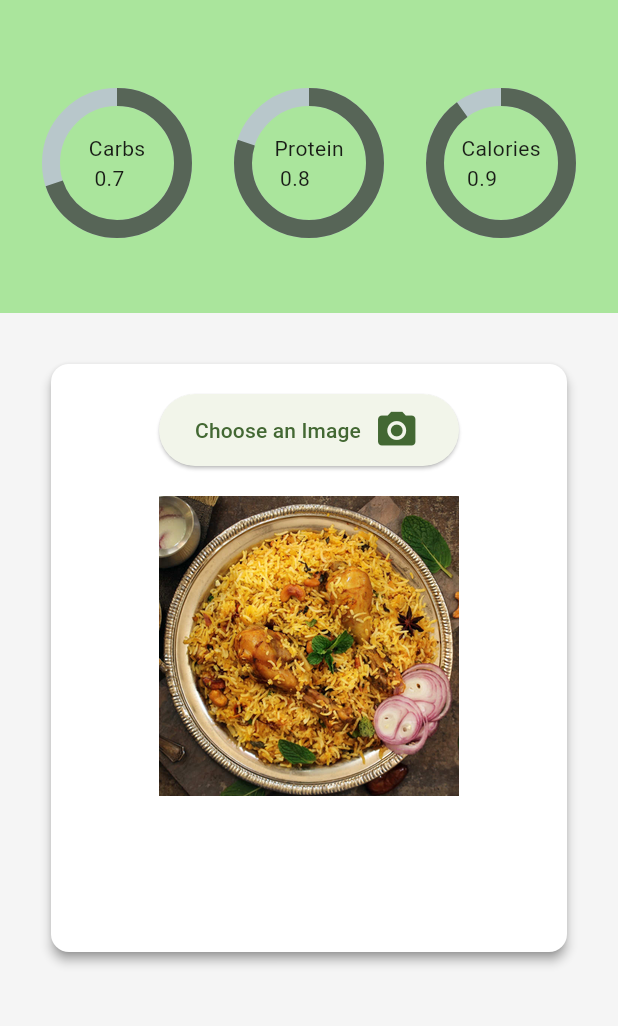
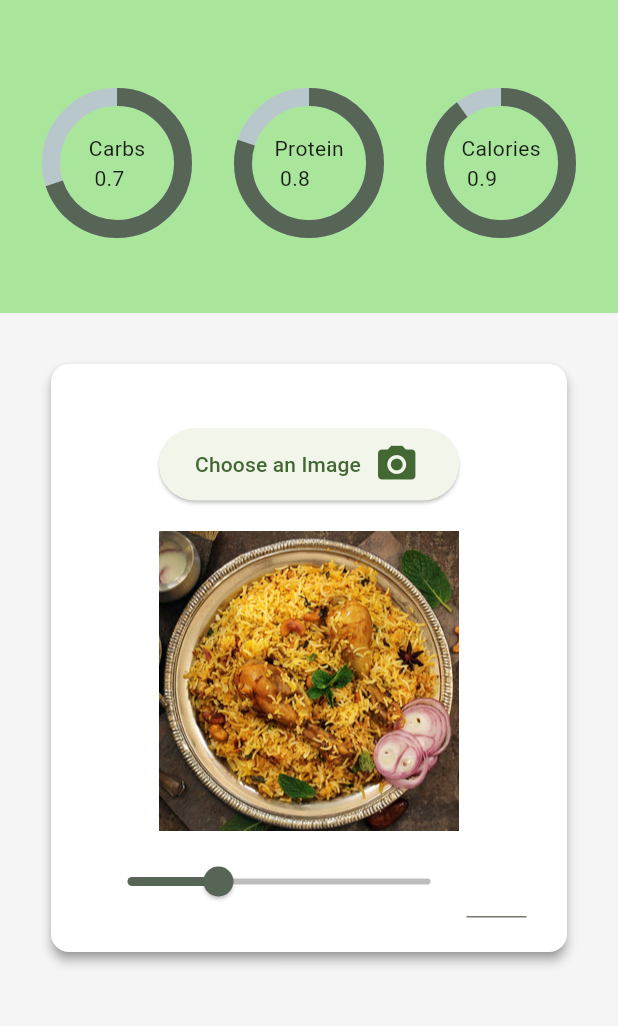
Before and after one commit to jerardh/nutrilens, a Flutter app: the screen it shows after launch, on a phone screen of 412 x 824 dp, the part 71-1097 px from its top. Run offline on Flutter 3.47's test engine with Material 3 defaults, Android fonts, the phone set to English and light mode, and no system bars; drawn by our look-alikes of percent_indicator; our stand-ins replace cloud_firestore, firebase_core, image_picker; accounts and stored records are empty.

Commit message:
Add Slider and textfield for Quantity Specification

```diff
--- /dev/null
+++ b/lib/ImageQuantity.dart
@@ -0,0 +1,38 @@
+import 'package:calorie_tracker/utils/AppColors.dart';
+import 'package:flutter/material.dart';
+
+class ImageQunatity extends StatefulWidget {
+  @override
+  State<StatefulWidget> createState() {
+    return ImageQuantityState();
+  }
+}
+
+class ImageQuantityState extends State<ImageQunatity> {
+  var _quantity = 0.3; //300 grams
+  @override
+  Widget build(BuildContext context) {
+    return (Row(
+      crossAxisAlignment: CrossAxisAlignment.center,
+      mainAxisAlignment: MainAxisAlignment.center,
+      children: [
+      SizedBox(
+        width: 250,
+        child: Slider(
+        value: _quantity,
+        activeColor: AppColors.primaryDarker,
+        inactiveColor: AppColors.divider,
+        onChanged: (double value) {
+          setState(() {
+            _quantity = value;
+          });
+        },
+      )
+      ),
+      SizedBox(
+        width: 40,
+        child: TextField(maxLength: 4,keyboardType: TextInputType.number,decoration: InputDecoration(counterText: "")),
+      )
+    ]));
+  }
+}
--- a/lib/home.dart
+++ b/lib/home.dart
@@ -13,9 +13,14 @@ class Home extends StatefulWidget {
 class HomeState extends State<Home> {
   @override
   Widget build(BuildContext context) {
-    return Column(children: [
+    return SingleChildScrollView(
+      child: Column(
+        crossAxisAlignment: CrossAxisAlignment.start,
+        mainAxisAlignment: MainAxisAlignment.start,
+        children: [
       SizedBox( child: Calorieinfo(),height: 200),
       picker.ImagePick()
-    ]);
+    ]),
+    );
   }
 }
--- a/lib/imagepick.dart
+++ b/lib/imagepick.dart
@@ -1,3 +1,4 @@
+import 'package:calorie_tracker/ImageQuantity.dart';
 import 'package:calorie_tracker/customButton.dart';
 import 'package:calorie_tracker/utils/AppColors.dart';
 import 'package:flutter/material.dart';
@@ -27,6 +28,8 @@ class ImagePickState extends State<ImagePick> {
                 shadowColor: AppColors.textSecondary,
                 color: Colors.white,
                 child: Column(
+                  mainAxisAlignment: MainAxisAlignment.center,
+                  crossAxisAlignment: CrossAxisAlignment.center,
                   children: [
                     SizedBox(height: 20),
                     SizedBox(
@@ -35,7 +38,9 @@ class ImagePickState extends State<ImagePick> {
                             onPressed: () => {getImage()},
                             child: Custombutton())),
                     SizedBox(height: 20),
-                    _img
+                    _img,
+                    SizedBox(height: 10),
+                    ImageQunatity()
                   ],
                 )))));
   }
--- a/lib/main.dart
+++ b/lib/main.dart
@@ -30,7 +30,7 @@ class MyApp extends StatelessWidget {
       home: Scaffold(
 
           appBar: AppBar(title: Heading(), backgroundColor: AppColors.primary),
-          body: Center(child: Home())),
+          body: Home()),
     );
   }
 }
```
Also changed, not shown: pubspec.yaml (+15 -0 lines), assets/images/logo.png (added), pubspec.lock.
